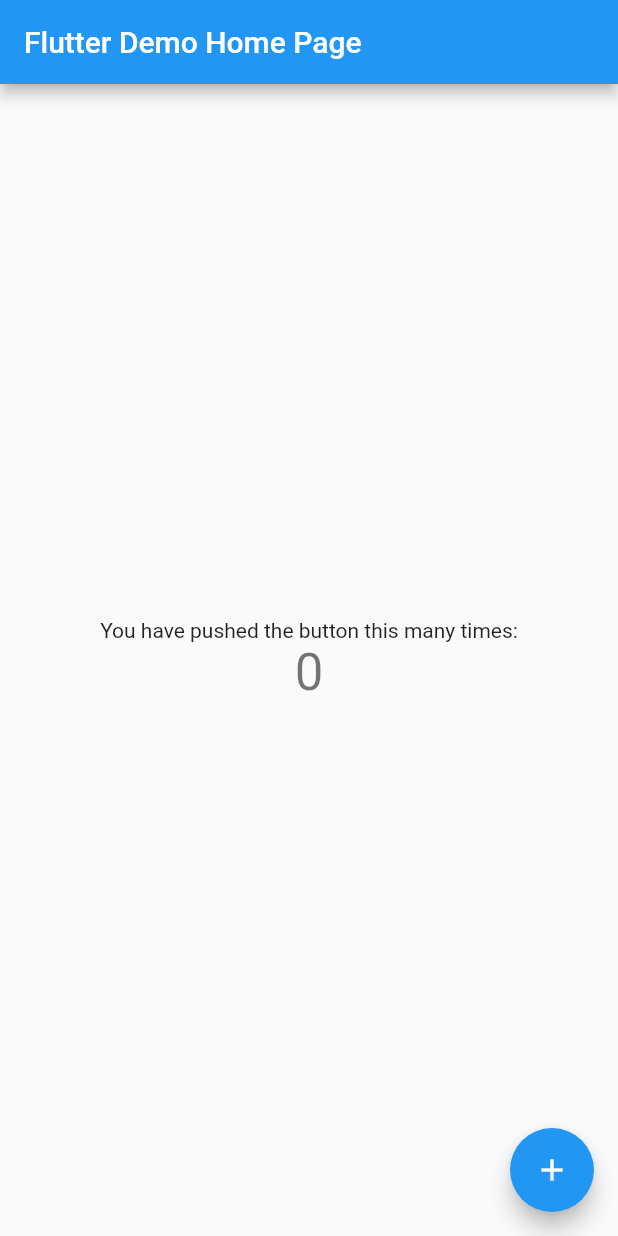
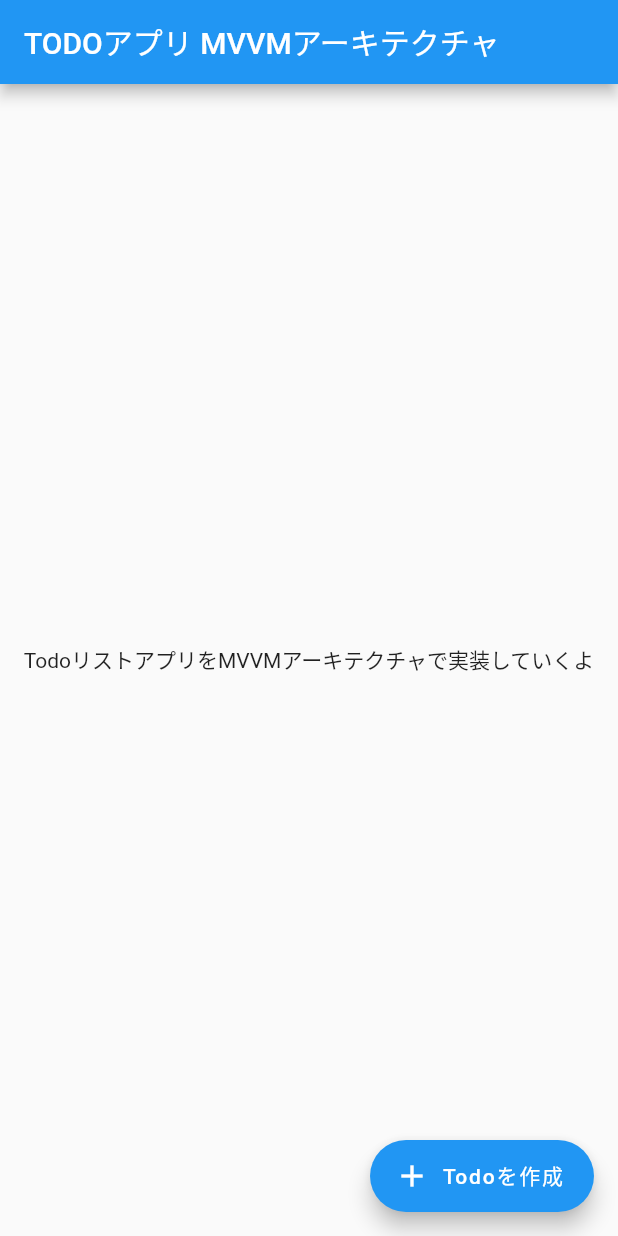
Before and after one commit to akihiro-n/todo-app-flutter-mvvm, a Flutter app: the screen it shows after launch, on a phone screen of 412 x 824 dp. Run offline on Flutter 3.47's test engine with Material 2 defaults, Android fonts, the light colour scheme and no system bars; our stand-ins replace freezed_annotation.

Commit message:
Home画面を追加

```diff
--- /dev/null
+++ b/lib/home_page.dart
@@ -0,0 +1,29 @@
+import 'package:flutter/material.dart';
+import 'package:flutter/cupertino.dart';
+
+class HomePage extends StatelessWidget {
+  @override
+  Widget build(BuildContext context) {
+    return Scaffold(
+      appBar: AppBar(
+        title: Text("TODOアプリ MVVMアーキテクチャ"),
+      ),
+      body: Center(
+        child: Column(
+          mainAxisAlignment: MainAxisAlignment.center,
+          children: <Widget>[
+            Text(
+              'TodoリストアプリをMVVMアーキテクチャで実装していくよ',
+            ),
+          ],
+        ),
+      ),
+      floatingActionButton: FloatingActionButton.extended(
+        onPressed: () {},
+        tooltip: 'Increment',
+        icon: Icon(Icons.add),
+        label: Text("Todoを作成"),
+      ), // This trailing comma makes auto-formatting nicer for build methods.
+    );
+  }
+}
--- a/lib/main.dart
+++ b/lib/main.dart
@@ -1,113 +1,19 @@
 import 'package:flutter/material.dart';
+import 'package:todo_mvvm_sample/home_page.dart';
 
 void main() {
   runApp(MyApp());
 }
 
 class MyApp extends StatelessWidget {
-  // This widget is the root of your application.
   @override
   Widget build(BuildContext context) {
     return MaterialApp(
-      title: 'Flutter Demo',
+      title: 'Todo by MVVM',
       theme: ThemeData(
-        // This is the theme of your application.
-        //
-        // Try running your application with "flutter run". You'll see the
-        // application has a blue toolbar. Then, without quitting the app, try
-        // changing the primarySwatch below to Colors.green and then invoke
-        // "hot reload" (press "r" in the console where you ran "flutter run",
-        // or simply save your changes to "hot reload" in a Flutter IDE).
-        // Notice that the counter didn't reset back to zero; the application
-        // is not restarted.
         primarySwatch: Colors.blue,
       ),
-      home: MyHomePage(title: 'Flutter Demo Home Page'),
+      home: HomePage(),
     );
   }
 }
-
-class MyHomePage extends StatefulWidget {
-  MyHomePage({Key? key, this.title}) : super(key: key);
-
-  // This widget is the home page of your application. It is stateful, meaning
-  // that it has a State object (defined below) that contains fields that affect
-  // how it looks.
-
-  // This class is the configuration for the state. It holds the values (in this
-  // case the title) provided by the parent (in this case the App widget) and
-  // used by the build method of the State. Fields in a Widget subclass are
-  // always marked "final".
-
-  final String? title;
-
-  @override
-  _MyHomePageState createState() => _MyHomePageState();
-}
-
-class _MyHomePageState extends State<MyHomePage> {
-  int _counter = 0;
-
-  void _incrementCounter() {
-    setState(() {
-      // This call to setState tells the Flutter framework that something has
-      // changed in this State, which causes it to rerun the build method below
-      // so that the display can reflect the updated values. If we changed
-      // _counter without calling setState(), then the build method would not be
-      // called again, and so nothing would appear to happen.
-      _counter++;
-    });
-  }
-
-  @override
-  Widget build(BuildContext context) {
-    // This method is rerun every time setState is called, for instance as done
-    // by the _incrementCounter method above.
-    //
-    // The Flutter framework has been optimized to make rerunning build methods
-    // fast, so that you can just rebuild anything that needs updating rather
-    // than having to individually change instances of widgets.
-    return Scaffold(
-      appBar: AppBar(
-        // Here we take the value from the MyHomePage object that was created by
-        // the App.build method, and use it to set our appbar title.
-        title: Text(widget.title!),
-      ),
-      body: Center(
-        // Center is a layout widget. It takes a single child and positions it
-        // in the middle of the parent.
-        child: Column(
-          // Column is also a layout widget. It takes a list of children and
-          // arranges them vertically. By default, it sizes itself to fit its
-          // children horizontally, and tries to be as tall as its parent.
-          //
-          // Invoke "debug painting" (press "p" in the console, choose the
-          // "Toggle Debug Paint" action from the Flutter Inspector in Android
-          // Studio, or the "Toggle Debug Paint" command in Visual Studio Code)
-          // to see the wireframe for each widget.
-          //
-          // Column has various properties to control how it sizes itself and
-          // how it positions its children. Here we use mainAxisAlignment to
-          // center the children vertically; the main axis here is the vertical
-          // axis because Columns are vertical (the cross axis would be
-          // horizontal).
-          mainAxisAlignment: MainAxisAlignment.center,
-          children: <Widget>[
-            Text(
-              'You have pushed the button this many times:',
-            ),
-            Text(
-              '$_counter',
-              style: Theme.of(context).textTheme.headline4,
-            ),
-          ],
-        ),
-      ),
-      floatingActionButton: FloatingActionButton(
-        onPressed: _incrementCounter,
-        tooltip: 'Increment',
-        child: Icon(Icons.add),
-      ), // This trailing comma makes auto-formatting nicer for build methods.
-    );
-  }
-}
```
